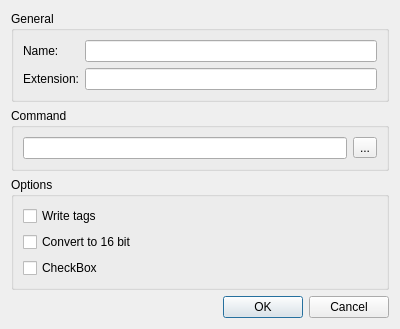
Qt form src/plugins/General/converter/preseteditor.ui (ksv1986/qmmp-staging) before a commit.
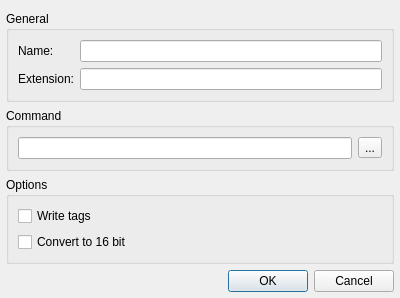
The same form after that commit.

```diff
--- a/src/plugins/General/converter/preseteditor.ui
+++ b/src/plugins/General/converter/preseteditor.ui
@@ -7,13 +7,22 @@
     <x>0</x>
     <y>0</y>
     <width>400</width>
-    <height>293</height>
+    <height>269</height>
    </rect>
   </property>
   <property name="windowTitle">
    <string>Preset Editor</string>
   </property>
   <layout class="QVBoxLayout" name="verticalLayout">
+   <property name="leftMargin">
+    <number>6</number>
+   </property>
+   <property name="rightMargin">
+    <number>6</number>
+   </property>
+   <property name="bottomMargin">
+    <number>6</number>
+   </property>
    <item>
     <widget class="QGroupBox" name="groupBox">
      <property name="title">
@@ -82,13 +91,6 @@
         </property>
        </widget>
       </item>
-      <item>
-       <widget class="QCheckBox" name="checkBox_3">
-        <property name="text">
-         <string>CheckBox</string>
-        </property>
-       </widget>
-      </item>
      </layout>
     </widget>
    </item>
```
Left out of the diff: 10 changed lines with no effect on the pictures.
